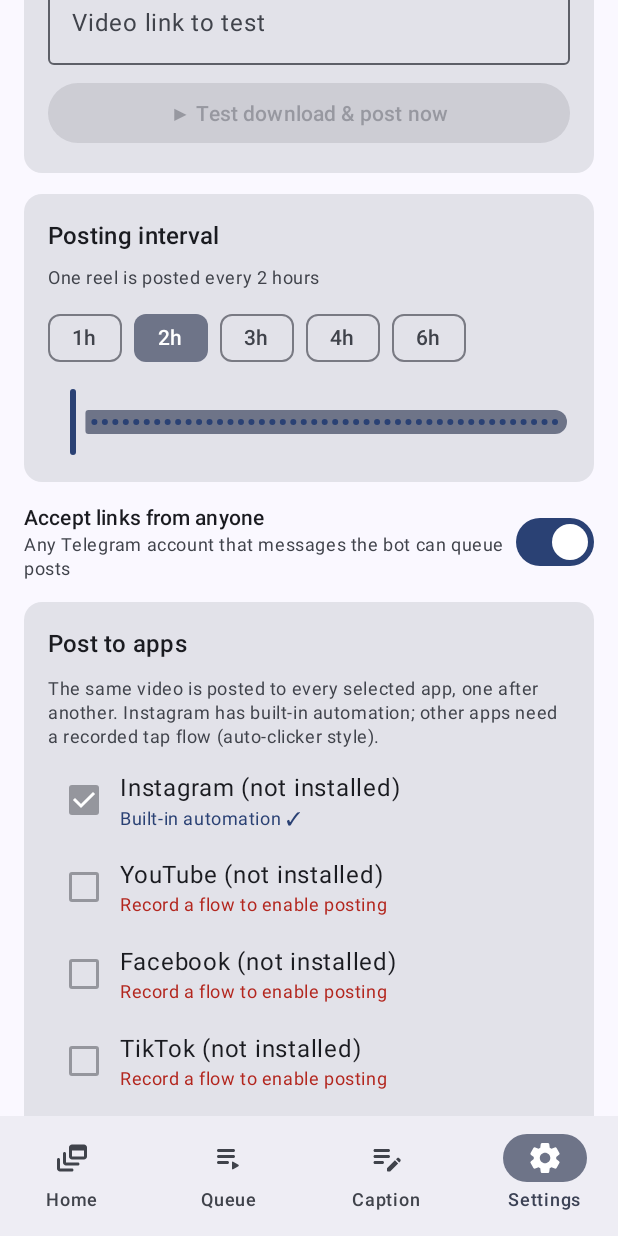
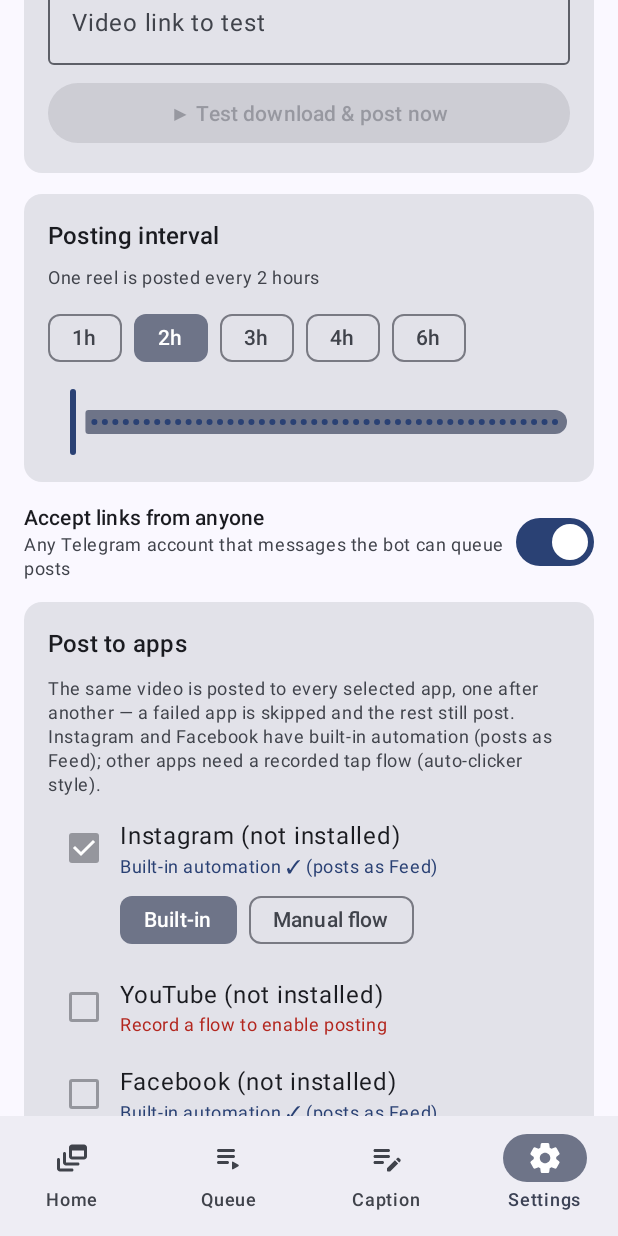
Before and after one commit to Shishir-ip/ReelPilot, an Android app built with Jetpack Compose: the SettingsScreen screen opened through its navigation route, scrolled down 520 dp, on a phone screen of 412 x 824 dp. Run offline under Robolectric (Android 15) with nearby library versions, the phone set to English and light mode, and no system bars; our stand-ins replace Room's generated code.

Commit message:
v2.4.0: IG/FB built-in vs manual flow toggle, full-screen flow recorder (bottom-edge taps), direct Feed posting, continue-on-failure multi-app upload

```diff
--- a/app/build.gradle.kts
+++ b/app/build.gradle.kts
@@ -13,8 +13,8 @@ android {
         applicationId = "com.reelpilot.app"
         minSdk = 26
         targetSdk = 34
-        versionCode = 29
-        versionName = "2.3.0"
+        versionCode = 30
+        versionName = "2.4.0"
 
         ndk {
             abiFilters += listOf("arm64-v8a", "armeabi-v7a", "x86_64")
--- a/app/src/main/java/com/reelpilot/app/PostActivity.kt
+++ b/app/src/main/java/com/reelpilot/app/PostActivity.kt
@@ -153,8 +153,10 @@ class PostActivity : Activity() {
                 val svc = ReelAccessibilityService.instance
                 if (svc == null) {
                     Pair(false, "Accessibility service is not enabled")
-                } else if (target == ReelAccessibilityService.INSTAGRAM_PACKAGE) {
-                    svc.postReel(caption, target)
+                } else if (target == ReelAccessibilityService.INSTAGRAM_PACKAGE ||
+                    target == ReelAccessibilityService.FACEBOOK_PACKAGE
+                ) {
+                    svc.postBuiltIn(caption, target)
                 } else {
                     svc.postFlow(caption, target)
                 }
--- a/app/src/main/java/com/reelpilot/app/data/Settings.kt
+++ b/app/src/main/java/com/reelpilot/app/data/Settings.kt
@@ -39,6 +39,7 @@ data class AppSettings(
     // Multi-app posting
     val targets: String = "com.instagram.android",  // CSV of target packages
     val flows: String = "",              // JSON {"pkg": [steps...]} recorded tap flows
+    val flowModes: String = "",          // JSON {"pkg":"builtin|manual"} for IG/FB
     // Captions (SocialKit generation + per-app rules)
     val captionApis: String = "",        // JSON [{"name","key","limit","used"}]
     val captionPrompt: String = "",      // blank = built-in default prompt
@@ -77,6 +78,7 @@ class SettingsRepo(private val context: Context) {
         val WATCH_FOLDER = stringPreferencesKey("watch_folder_uri")
         val TARGETS = stringPreferencesKey("targets")
         val FLOWS = stringPreferencesKey("flows")
+        val FLOW_MODES = stringPreferencesKey("flow_modes")
         val CAPTION_APIS = stringPreferencesKey("caption_apis")
         val CAPTION_PROMPT = stringPreferencesKey("caption_prompt")
         val CAPTION_RESPONSE_FIELD = stringPreferencesKey("caption_response_field")
@@ -114,6 +116,7 @@ class SettingsRepo(private val context: Context) {
             watchFolderUri = p[Keys.WATCH_FOLDER] ?: "",
             targets = p[Keys.TARGETS] ?: "com.instagram.android",
             flows = p[Keys.FLOWS] ?: "",
+            flowModes = p[Keys.FLOW_MODES] ?: "",
             captionApis = p[Keys.CAPTION_APIS] ?: "",
             captionPrompt = p[Keys.CAPTION_PROMPT] ?: "",
             captionResponseField = p[Keys.CAPTION_RESPONSE_FIELD] ?: "",
@@ -168,6 +171,15 @@ class SettingsRepo(private val context: Context) {
     suspend fun setWatchFolderUri(v: String) = context.dataStore.edit { it[Keys.WATCH_FOLDER] = v }
     suspend fun setTargets(csv: String) = context.dataStore.edit { it[Keys.TARGETS] = csv }
     suspend fun setFlows(json: String) = context.dataStore.edit { it[Keys.FLOWS] = json }
+
+    /** Choose built-in automation or the recorded flow for one app (IG/FB). */
+    suspend fun setFlowMode(pkg: String, mode: String) {
+        val map = parseStringMap(current().flowModes).toMutableMap()
+        map[pkg] = mode
+        val o = org.json.JSONObject()
+        map.forEach { (k, v) -> o.put(k, v) }
+        context.dataStore.edit { it[Keys.FLOW_MODES] = o.toString() }
+    }
     suspend fun setCaptionApis(json: String) = context.dataStore.edit { it[Keys.CAPTION_APIS] = json }
     suspend fun setCaptionPrompt(v: String) = context.dataStore.edit { it[Keys.CAPTION_PROMPT] = v }
     suspend fun setCaptionResponseField(v: String) = context.dataStore.edit { it[Keys.CAPTION_RESPONSE_FIELD] = v }
@@ -212,6 +224,27 @@ class SettingsRepo(private val context: Context) {
 
     companion object {
         const val INSTAGRAM = "com.instagram.android"
+        const val FACEBOOK = "com.facebook.katana"
+
+        /** Apps that have a built-in automation (no recorded flow needed). */
+        fun hasBuiltIn(pkg: String): Boolean = pkg == INSTAGRAM || pkg == FACEBOOK
+
+        /**
+         * Which automation an app uses: "builtin" or "manual" (recorded flow).
+         * Only meaningful for apps with a built-in; others always replay taps.
+         * Legacy Instagram manual-flow settings map to "manual" when unset.
+         */
+        fun flowModeFor(s: AppSettings, pkg: String): String {
+            val m = parseStringMap(s.flowModes)[pkg]
+            if (m == "builtin" || m == "manual") return m
+            if (pkg == INSTAGRAM && s.manualFlow && s.manualSteps.isNotBlank()) return "manual"
+            return "builtin"
+        }
+
+        /** Whether a recorded flow exists for the app (incl. legacy IG keys). */
+        fun hasRecordedFlow(s: AppSettings, pkg: String): Boolean =
+            parseFlows(s.flows).containsKey(pkg) ||
+                (pkg == INSTAGRAM && s.manualFlow && s.manualSteps.isNotBlank())
         val DEFAULT_PROMPT = "Based on the video transcript, write 1 short, catchy bangla caption in natural, conversational Bangla (not robotic or overly formal) that works across Reels, TikTok, and Shorts. Keep it 2–3 lines max with a strong hook, 1–2 emojis and 3 relevant hashtags."
 
         val DEFAULT_GEMINI_PROMPT = "Generate a catchy, scroll-stopping Bangla caption based on the video summary. Make it emotional, impactful and relatable. Keep it to 1–2 short sentences with exactly 2 relevant emojis and 3 relevant hashtags. Start with a strong hook. Return only the ready-to-post caption."
--- a/app/src/main/java/com/reelpilot/app/ui/SettingsScreen.kt
+++ b/app/src/main/java/com/reelpilot/app/ui/SettingsScreen.kt
@@ -189,7 +189,7 @@ fun SettingsScreen(onOpenLogs: () -> Unit = {}) {
             Column(Modifier.padding(16.dp), verticalArrangement = Arrangement.spacedBy(10.dp)) {
                 Text("Post to apps", style = MaterialTheme.typography.titleMedium)
                 Text(
-                    "The same video is posted to every selected app, one after another. Instagram has built-in automation; other apps need a recorded tap flow (auto-clicker style).",
+                    "The same video is posted to every selected app, one after another — a failed app is skipped and the rest still post. Instagram and Facebook have built-in automation (posts as Feed); other apps need a recorded tap flow (auto-clicker style).",
                     style = MaterialTheme.typography.bodySmall,
                     color = MaterialTheme.colorScheme.onSurfaceVariant
                 )
@@ -216,6 +216,7 @@ fun SettingsScreen(onOpenLogs: () -> Unit = {}) {
 
                 known.forEach { (pkg, label) ->
                     val installed = isInstalled(pkg)
+                    Column(modifier = Modifier.fillMaxWidth()) {
                         Row(verticalAlignment = Alignment.CenterVertically, modifier = Modifier.fillMaxWidth()) {
                             Checkbox(
                                 checked = pkg in selected,
@@ -227,18 +228,45 @@ fun SettingsScreen(onOpenLogs: () -> Unit = {}) {
                             )
                             Column(Modifier.weight(1f)) {
                                 Text(label + if (installed) "" else " (not installed)", style = MaterialTheme.typography.bodyLarge)
-                            val hasFlow = flows.containsKey(pkg) ||
-                                (pkg == "com.instagram.android" && settings.manualFlow && settings.manualSteps.isNotBlank())
+                                val hasFlow = SettingsRepo.hasRecordedFlow(settings, pkg)
+                                val mode = SettingsRepo.flowModeFor(settings, pkg)
+                                val stepCount = flows[pkg]?.size ?: settings.manualSteps.count { it == '[' } - 1
                                 Text(
                                     when {
-                                    pkg == "com.instagram.android" && !hasFlow -> "Built-in automation ✓"
-                                    hasFlow -> "Recorded flow (${flows[pkg]?.size ?: settings.manualSteps.count { it == '[' } - 1} steps)"
+                                        SettingsRepo.hasBuiltIn(pkg) && mode == "builtin" -> "Built-in automation ✓ (posts as Feed)"
+                                        SettingsRepo.hasBuiltIn(pkg) && hasFlow -> "Manual flow ($stepCount steps)"
+                                        SettingsRepo.hasBuiltIn(pkg) -> "Manual selected — record a flow below"
+                                        hasFlow -> "Recorded flow ($stepCount steps)"
                                         else -> "Record a flow to enable posting"
                                     },
                                     style = MaterialTheme.typography.bodySmall,
-                                color = if (hasFlow || pkg == "com.instagram.android") MaterialTheme.colorScheme.primary
+                                    color = if (hasFlow || (SettingsRepo.hasBuiltIn(pkg) && mode == "builtin")) MaterialTheme.colorScheme.primary
                                     else MaterialTheme.colorScheme.error
                                 )
+                            }
+                        }
+                        // Built-in vs manual choice for Instagram & Facebook
+                        if (SettingsRepo.hasBuiltIn(pkg)) {
+                            val hasFlow = SettingsRepo.hasRecordedFlow(settings, pkg)
+                            val mode = SettingsRepo.flowModeFor(settings, pkg)
+                            Row(
+                                horizontalArrangement = Arrangement.spacedBy(8.dp),
+                                modifier = Modifier.padding(start = 48.dp)
+                            ) {
+                                FilterChip(
+                                    selected = mode == "builtin",
+                                    onClick = { scope.launch { SettingsRepo.get(context).setFlowMode(pkg, "builtin") } },
+                                    label = { Text("Built-in") }
+                                )
+                                FilterChip(
+                                    selected = mode == "manual",
+                                    onClick = {
+                                        if (hasFlow) scope.launch { SettingsRepo.get(context).setFlowMode(pkg, "manual") }
+                                        else toast("Record a flow for $label first (below)")
+                                    },
+                                    label = { Text("Manual flow" + if (hasFlow) " ✓" else "") }
+                                )
+                            }
                         }
                     }
                 }
@@ -302,7 +330,7 @@ fun SettingsScreen(onOpenLogs: () -> Unit = {}) {
                 HorizontalDivider(thickness = 1.dp, color = MaterialTheme.colorScheme.onSurfaceVariant.copy(alpha = 0.25f))
                 Text("Flows", style = MaterialTheme.typography.titleSmall)
                 Text(
-                    "Each selected app (other than Instagram) needs a recorded flow. Pick a short video from the gallery as material, then record: the app opens that app, shares the video, and you position the tap markers.",
+                    "Apps without built-in automation need a recorded flow (Instagram/Facebook only if set to Manual above). Pick a short video from the gallery as material, then record: the app opens that app, shares the video, and you position the tap markers — they can reach the very bottom of the screen.",
                     style = MaterialTheme.typography.bodySmall,
                     color = MaterialTheme.colorScheme.onSurfaceVariant
                 )
@@ -360,6 +388,29 @@ fun SettingsScreen(onOpenLogs: () -> Unit = {}) {
                         "🎙 Start recorder" + (recordTarget?.let { " for " + com.reelpilot.app.worker.PostWorker.appLabel(context, it) } ?: ""),
                         maxLines = 1
                     )
+                }
+                val delTarget = recordTarget
+                if (delTarget != null && SettingsRepo.hasRecordedFlow(settings, delTarget)) {
+                    OutlinedButton(
+                        onClick = {
+                            scope.launch {
+                                val repo = SettingsRepo.get(context)
+                                repo.clearFlow(delTarget)
+                                if (delTarget == SettingsRepo.INSTAGRAM) {
+                                    repo.setManualFlow(false)
+                                    repo.setManualSteps("")
+                                }
+                                if (SettingsRepo.hasBuiltIn(delTarget)) repo.setFlowMode(delTarget, "builtin")
+                                toast(
+                                    "Flow deleted" +
+                                        if (SettingsRepo.hasBuiltIn(delTarget)) " — using built-in automation again" else ""
+                                )
+                            }
+                        },
+                        modifier = Modifier.fillMaxWidth()
+                    ) {
+                        Text("🗑 Delete recorded flow for " + com.reelpilot.app.worker.PostWorker.appLabel(context, delTarget), maxLines = 1)
+                    }
                 }
                 HorizontalDivider(thickness = 1.dp, color = MaterialTheme.colorScheme.onSurfaceVariant.copy(alpha = 0.25f))
                 Text("Test a flow", style = MaterialTheme.typography.titleSmall)
```
Also changed, not shown: app/src/main/java/com/reelpilot/app/accessibility/ReelAccessibilityService.kt (+181 -86 lines), app/src/main/java/com/reelpilot/app/worker/PostWorker.kt (+40 -27 lines). Lines whose indentation alone changed are shown as unchanged.
